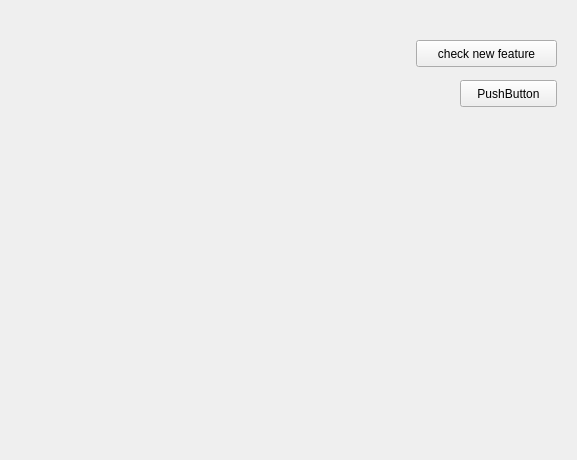
The window that drawdialog.ui (group93492/economics_LPP) describes before a commit, drawn with Qt 5.
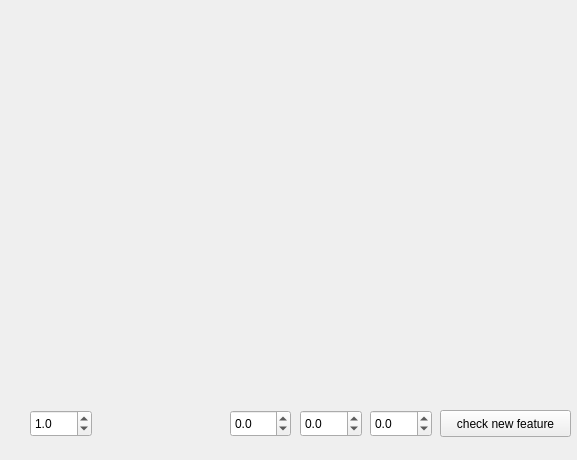
The same window after the commit.

Commit message: Some achievments in draw side...

Patch:
```diff
--- a/drawdialog.ui
+++ b/drawdialog.ui
@@ -16,9 +16,9 @@
   <widget class="QPushButton" name="checkPushButton">
    <property name="geometry">
     <rect>
-     <x>416</x>
-     <y>40</y>
-     <width>141</width>
+     <x>440</x>
+     <y>410</y>
+     <width>131</width>
      <height>27</height>
     </rect>
    </property>
@@ -26,17 +26,80 @@
     <string>check new feature</string>
    </property>
   </widget>
-  <widget class="QPushButton" name="pushButton">
+  <widget class="QDoubleSpinBox" name="doubleSpinBox">
    <property name="geometry">
     <rect>
-     <x>460</x>
-     <y>80</y>
-     <width>97</width>
+     <x>230</x>
+     <y>410</y>
+     <width>61</width>
      <height>27</height>
     </rect>
    </property>
-   <property name="text">
-    <string>PushButton</string>
+   <property name="decimals">
+    <number>1</number>
+   </property>
+   <property name="minimum">
+    <double>-100.000000000000000</double>
+   </property>
+   <property name="maximum">
+    <double>99999.000000000000000</double>
+   </property>
+  </widget>
+  <widget class="QDoubleSpinBox" name="doubleSpinBox_2">
+   <property name="geometry">
+    <rect>
+     <x>300</x>
+     <y>410</y>
+     <width>62</width>
+     <height>27</height>
+    </rect>
+   </property>
+   <property name="decimals">
+    <number>1</number>
+   </property>
+   <property name="minimum">
+    <double>-100.000000000000000</double>
+   </property>
+   <property name="maximum">
+    <double>99999.000000000000000</double>
+   </property>
+  </widget>
+  <widget class="QDoubleSpinBox" name="doubleSpinBox_3">
+   <property name="geometry">
+    <rect>
+     <x>370</x>
+     <y>410</y>
+     <width>62</width>
+     <height>27</height>
+    </rect>
+   </property>
+   <property name="decimals">
+    <number>1</number>
+   </property>
+   <property name="minimum">
+    <double>-100.000000000000000</double>
+   </property>
+   <property name="maximum">
+    <double>99999.000000000000000</double>
+   </property>
+  </widget>
+  <widget class="QDoubleSpinBox" name="doubleSpinBox_4">
+   <property name="geometry">
+    <rect>
+     <x>30</x>
+     <y>410</y>
+     <width>62</width>
+     <height>27</height>
+    </rect>
+   </property>
+   <property name="decimals">
+    <number>1</number>
+   </property>
+   <property name="singleStep">
+    <double>0.100000000000000</double>
+   </property>
+   <property name="value">
+    <double>1.000000000000000</double>
    </property>
   </widget>
  </widget>
```
The commit also changes 2 other files.
